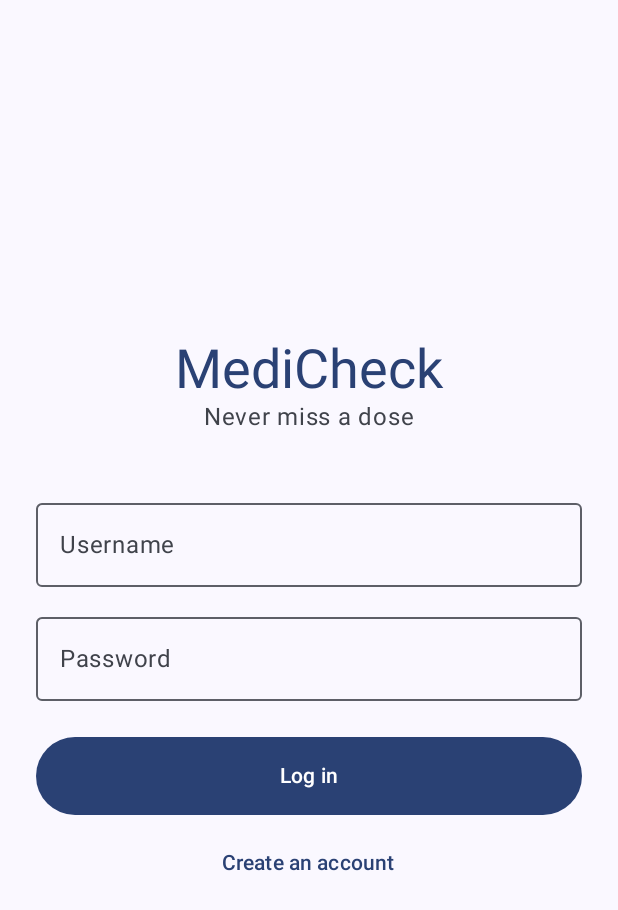
After one commit to cau-medicheck/MediCheck, an Android app built with Jetpack Compose: the composable LoginScreen shown on its own in the app's theme, on a phone screen of 412 x 824 dp. The commit adds this screen. Shown: the top 910 px of the screen. Run offline under Robolectric (Android 15) with nearby library versions, the phone set to English and light mode, and no system bars; 1 statement that could not run was skipped.

Commit message:
feat: 로그인·회원가입 화면과 화면 이동 추가

```diff
--- /dev/null
+++ b/app/src/main/java/com/cau/medicheck/ui/screens/login/AuthComponents.kt
@@ -0,0 +1,117 @@
+package com.cau.medicheck.ui.screens.login
+
+import androidx.annotation.StringRes
+import androidx.compose.foundation.layout.fillMaxWidth
+import androidx.compose.foundation.layout.height
+import androidx.compose.foundation.layout.size
+import androidx.compose.foundation.text.KeyboardActions
+import androidx.compose.foundation.text.KeyboardOptions
+import androidx.compose.material3.Button
+import androidx.compose.material3.CircularProgressIndicator
+import androidx.compose.material3.MaterialTheme
+import androidx.compose.material3.OutlinedTextField
+import androidx.compose.material3.Text
+import androidx.compose.runtime.Composable
+import androidx.compose.ui.Modifier
+import androidx.compose.ui.res.stringResource
+import androidx.compose.ui.text.input.ImeAction
+import androidx.compose.ui.text.input.KeyboardCapitalization
+import androidx.compose.ui.text.input.KeyboardType
+import androidx.compose.ui.text.input.PasswordVisualTransformation
+import androidx.compose.ui.text.input.VisualTransformation
+import androidx.compose.ui.unit.dp
+import com.cau.medicheck.R
+import com.cau.medicheck.domain.AuthError
+
+/*
+ * 로그인 화면과 회원가입 화면이 함께 쓰는 작은 부품들.
+ * 같은 모양의 입력칸·버튼을 두 화면에 따로 쓰지 않으려고 여기로 뺐다.
+ */
+
+/** 오류 종류(AuthError)에 맞는 문구를 strings.xml에서 고른다. */
+@StringRes
+fun AuthError.messageRes(): Int = when (this) {
+    AuthError.USERNAME_INVALID -> R.string.error_username_invalid
+    AuthError.PASSWORD_TOO_SHORT -> R.string.error_password_too_short
+    AuthError.PASSWORD_MISMATCH -> R.string.error_password_mismatch
+    AuthError.DISPLAY_NAME_INVALID -> R.string.error_display_name_invalid
+    AuthError.USERNAME_TAKEN -> R.string.error_username_taken
+    AuthError.WRONG_CREDENTIALS -> R.string.error_wrong_credentials
+    AuthError.EMPTY_FIELDS -> R.string.error_empty_fields
+}
+
+/**
+ * 입력칸 하나.
+ * @param isPassword true면 입력한 글자를 점(•)으로 가린다.
+ * @param capitalizeWords true면 단어 첫 글자를 대문자로 올려 준다 (이름 칸에 쓴다).
+ * @param isLast 마지막 칸이면 키보드의 버튼이 "완료"가 되고, 누르면 onDone이 불린다.
+ */
+@Composable
+fun AuthTextField(
+    value: String,
+    onValueChange: (String) -> Unit,
+    @StringRes labelRes: Int,
+    modifier: Modifier = Modifier,
+    @StringRes hintRes: Int? = null,
+    isPassword: Boolean = false,
+    capitalizeWords: Boolean = false,
+    isLast: Boolean = false,
+    enabled: Boolean = true,
+    onDone: () -> Unit = {}
+) {
+    OutlinedTextField(
+        value = value,
+        onValueChange = onValueChange,
+        label = { Text(stringResource(labelRes)) },
+        supportingText = hintRes?.let { { Text(stringResource(it)) } },
+        singleLine = true,
+        enabled = enabled,
+        visualTransformation =
+            if (isPassword) PasswordVisualTransformation() else VisualTransformation.None,
+        keyboardOptions = KeyboardOptions(
+            // 아이디·비밀번호는 키보드가 첫 글자를 대문자로 바꾸거나 자동 수정하지 않게 한다.
+            capitalization =
+                if (capitalizeWords) KeyboardCapitalization.Words else KeyboardCapitalization.None,
+            autoCorrectEnabled = false,
+            keyboardType = if (isPassword) KeyboardType.Password else KeyboardType.Text,
+            imeAction = if (isLast) ImeAction.Done else ImeAction.Next
+        ),
+        keyboardActions = KeyboardActions(onDone = { onDone() }),
+        modifier = modifier.fillMaxWidth()
+    )
+}
+
+/** 오류 문구. 오류가 없으면 아무것도 그리지 않는다. */
+@Composable
+fun AuthErrorText(error: AuthError?, modifier: Modifier = Modifier) {
+    if (error == null) return
+    Text(
+        text = stringResource(error.messageRes()),
+        color = MaterialTheme.colorScheme.error,
+        style = MaterialTheme.typography.bodyMedium,
+        modifier = modifier
+    )
+}
+
+/** 큰 버튼. 처리 중(isLoading)이면 글자 대신 돌아가는 표시를 보여 주고 눌리지 않는다. */
+@Composable
+fun AuthSubmitButton(
+    @StringRes textRes: Int,
+    isLoading: Boolean,
+    onClick: () -> Unit,
+    modifier: Modifier = Modifier
+) {
+    Button(
+        onClick = onClick,
+        enabled = !isLoading,
+        modifier = modifier
+            .fillMaxWidth()
+            .height(52.dp)
+    ) {
+        if (isLoading) {
+            CircularProgressIndicator(strokeWidth = 2.dp, modifier = Modifier.size(22.dp))
+        } else {
+            Text(stringResource(textRes))
+        }
+    }
+}
--- /dev/null
+++ b/app/src/main/java/com/cau/medicheck/ui/screens/login/LoginScreen.kt
@@ -0,0 +1,136 @@
+package com.cau.medicheck.ui.screens.login
+
+import androidx.compose.foundation.layout.Arrangement
+import androidx.compose.foundation.layout.Column
+import androidx.compose.foundation.layout.Spacer
+import androidx.compose.foundation.layout.fillMaxSize
+import androidx.compose.foundation.layout.height
+import androidx.compose.foundation.layout.imePadding
+import androidx.compose.foundation.layout.padding
+import androidx.compose.foundation.rememberScrollState
+import androidx.compose.foundation.verticalScroll
+import androidx.compose.material3.MaterialTheme
+import androidx.compose.material3.Scaffold
+import androidx.compose.material3.Text
+import androidx.compose.material3.TextButton
+import androidx.compose.runtime.Composable
+import androidx.compose.runtime.getValue
+import androidx.compose.runtime.mutableStateOf
+import androidx.compose.runtime.saveable.rememberSaveable
+import androidx.compose.runtime.setValue
+import androidx.compose.ui.Alignment
+import androidx.compose.ui.Modifier
+import androidx.compose.ui.res.stringResource
+import androidx.compose.ui.tooling.preview.Preview
+import androidx.compose.ui.unit.dp
+import com.cau.medicheck.R
+import com.cau.medicheck.domain.AuthError
+import com.cau.medicheck.ui.theme.MediCheckTheme
+
+/**
+ * 로그인 화면.
+ *
+ * 이 화면은 "그리기"만 한다. 실제 로그인은 밖에서 받은 onLogin을 부를 뿐이다.
+ *   - state: 지금 상태 (처리 중인지, 오류가 있는지)
+ *   - onLogin: 로그인 버튼을 눌렀을 때 부를 함수
+ *   - onGoToSignUp: "계정 만들기"를 눌렀을 때 부를 함수
+ *   - onInputChanged: 입력을 고쳤을 때 부를 함수 (이전 오류 문구를 지우는 데 쓴다)
+ */
+@Composable
+fun LoginScreen(
+    state: AuthUiState,
+    onLogin: (username: String, password: String) -> Unit,
+    onGoToSignUp: () -> Unit,
+    onInputChanged: () -> Unit
+) {
+    // 입력칸에 적힌 글자. rememberSaveable: 화면을 돌려도 적은 글자가 남는다.
+    var username by rememberSaveable { mutableStateOf("") }
+    var password by rememberSaveable { mutableStateOf("") }
+
+    val submit = { onLogin(username, password) }
+
+    Scaffold { innerPadding ->
+        Column(
+            horizontalAlignment = Alignment.CenterHorizontally,
+            verticalArrangement = Arrangement.Center,
+            modifier = Modifier
+                .fillMaxSize()
+                .padding(innerPadding)
+                .imePadding()                              // 키보드가 올라오면 그만큼 위로 민다
+                .verticalScroll(rememberScrollState())     // 화면이 작으면 스크롤된다
+                .padding(horizontal = 24.dp, vertical = 32.dp)
+        ) {
+            Text(
+                text = stringResource(R.string.app_name),
+                style = MaterialTheme.typography.displaySmall,
+                color = MaterialTheme.colorScheme.primary
+            )
+            Text(
+                text = stringResource(R.string.login_subtitle),
+                style = MaterialTheme.typography.bodyLarge,
+                color = MaterialTheme.colorScheme.onSurfaceVariant
+            )
+
+            Spacer(Modifier.height(40.dp))
+
+            AuthTextField(
+                value = username,
+                onValueChange = { username = it; onInputChanged() },
+                labelRes = R.string.label_username,
+                enabled = !state.isLoading
+            )
+            Spacer(Modifier.height(12.dp))
+            AuthTextField(
+                value = password,
+                onValueChange = { password = it; onInputChanged() },
+                labelRes = R.string.label_password,
+                isPassword = true,
+                isLast = true,
+                enabled = !state.isLoading,
+                onDone = submit
+            )
+
+            Spacer(Modifier.height(8.dp))
+            AuthErrorText(state.error)
+            Spacer(Modifier.height(16.dp))
+
+            AuthSubmitButton(
+                textRes = R.string.action_login,
+                isLoading = state.isLoading,
+                onClick = submit
+            )
+            Spacer(Modifier.height(8.dp))
+            TextButton(onClick = onGoToSignUp, enabled = !state.isLoading) {
+                Text(stringResource(R.string.action_go_to_sign_up))
+            }
+        }
+    }
+}
+
+// 아래는 Android Studio에서 화면을 미리 보기 위한 코드다. 앱 실행에는 쓰이지 않는다.
+
+@Preview(showBackground = true)
+@Composable
+private fun LoginScreenPreview() {
+    MediCheckTheme(dynamicColor = false) {
+        LoginScreen(
+            state = AuthUiState(isCheckingSession = false),
+            onLogin = { _, _ -> },
+            onGoToSignUp = {},
+            onInputChanged = {}
+        )
+    }
+}
+
+@Preview(showBackground = true)
+@Composable
+private fun LoginScreenErrorPreview() {
+    MediCheckTheme(dynamicColor = false) {
+        LoginScreen(
+            state = AuthUiState(isCheckingSession = false, error = AuthError.WRONG_CREDENTIALS),
+            onLogin = { _, _ -> },
+            onGoToSignUp = {},
+            onInputChanged = {}
+        )
+    }
+}
--- a/app/src/main/res/values/strings.xml
+++ b/app/src/main/res/values/strings.xml
@@ -1,3 +1,36 @@
 <resources>
+    <!--
+        화면에 보이는 모든 문구를 여기에 모아 둔다 (기본: 영어).
+        한국어 문구는 values-ko/strings.xml에 같은 이름으로 들어 있고,
+        폰 언어가 한국어면 안드로이드가 자동으로 그쪽을 쓴다.
+    -->
     <string name="app_name">MediCheck</string>
+
+    <!-- 로그인·회원가입 -->
+    <string name="login_subtitle">Never miss a dose</string>
+    <string name="label_username">Username</string>
+    <string name="label_password">Password</string>
+    <string name="label_password_confirm">Confirm password</string>
+    <string name="label_display_name">Name</string>
+    <string name="hint_username">4–20 characters: a–z, 0–9, _</string>
+    <string name="hint_password">At least 8 characters</string>
+    <string name="action_login">Log in</string>
+    <string name="action_sign_up">Sign up</string>
+    <string name="action_go_to_sign_up">Create an account</string>
+    <string name="action_back_to_login">I already have an account</string>
+    <string name="action_logout">Log out</string>
+    <string name="signup_title">Create your account</string>
+
+    <!-- 로그인·회원가입 오류 -->
+    <string name="error_username_invalid">Username must be 4–20 characters: a–z, 0–9, _</string>
+    <string name="error_password_too_short">Password must be at least 8 characters</string>
+    <string name="error_password_mismatch">Passwords do not match</string>
+    <string name="error_display_name_invalid">Enter a name (up to 20 characters)</string>
+    <string name="error_username_taken">This username is already taken</string>
+    <string name="error_wrong_credentials">Incorrect username or password</string>
+    <string name="error_empty_fields">Enter your username and password</string>
+
+    <!-- 홈 -->
+    <string name="home_greeting">Hello, %1$s</string>
+    <string name="home_placeholder">Your medications will appear here.</string>
 </resources>
```
Also changed, not shown: app/src/main/java/com/cau/medicheck/MainActivity.kt (+8 -30 lines), app/src/main/java/com/cau/medicheck/ui/navigation/MediCheckApp.kt (added, +92 -0 lines), app/src/main/java/com/cau/medicheck/ui/screens/home/HomeScreen.kt (added, +67 -0 lines), app/src/main/java/com/cau/medicheck/ui/screens/login/AuthViewModel.kt (added, +102 -0 lines), app/src/main/java/com/cau/medicheck/ui/screens/login/SignUpScreen.kt (added, +130 -0 lines), 1 other file.
